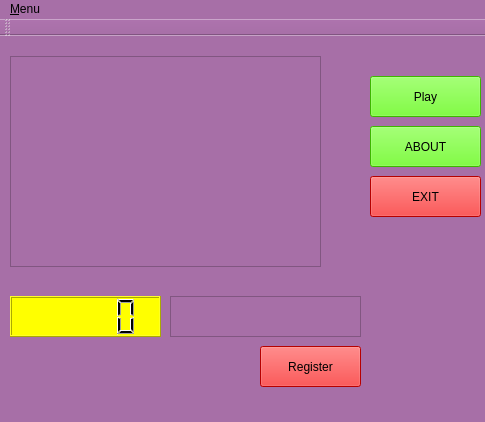
Old version of the form SampleQT/Deltaforce/deltaforce.ui in the repository kenkit/launchers.
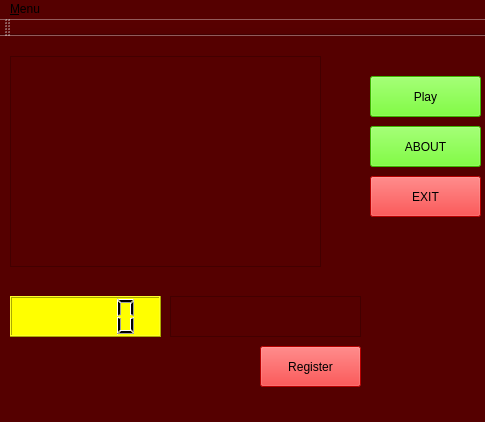
New version of the form. Icons and pictures are not drawn.

The edit to the form file:
```diff
--- a/SampleQT/Deltaforce/deltaforce.ui
+++ b/SampleQT/Deltaforce/deltaforce.ui
@@ -20,7 +20,7 @@
    <string>GTA VICE CITY 17</string>
   </property>
   <property name="styleSheet">
-   <string notr="true">background-color: rgb(167, 111, 167);</string>
+   <string notr="true">background-color: rgb(85, 0, 0);</string>
   </property>
   <widget class="QWidget" name="centralWidget">
    <widget class="QFrame" name="frame">
@@ -146,7 +146,7 @@
      <x>0</x>
      <y>0</y>
      <width>485</width>
-     <height>26</height>
+     <height>21</height>
     </rect>
    </property>
    <widget class="QMenu" name="menu_Menu">
```
Left out of the diff: 4 changed lines with no effect on the pictures.
